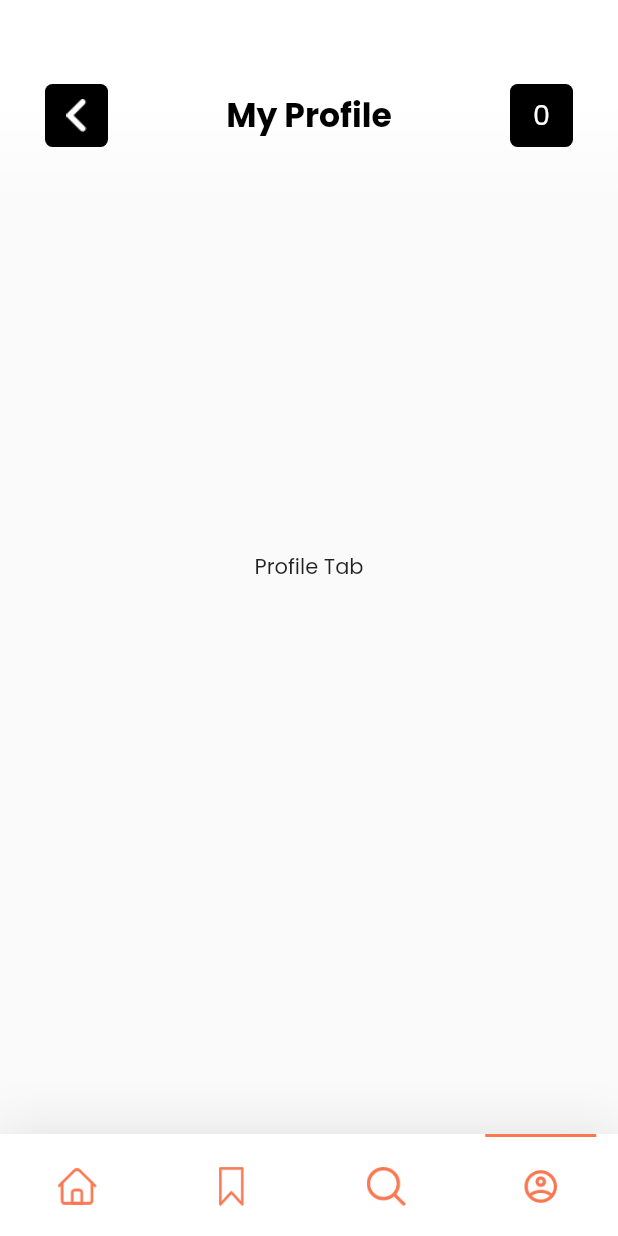
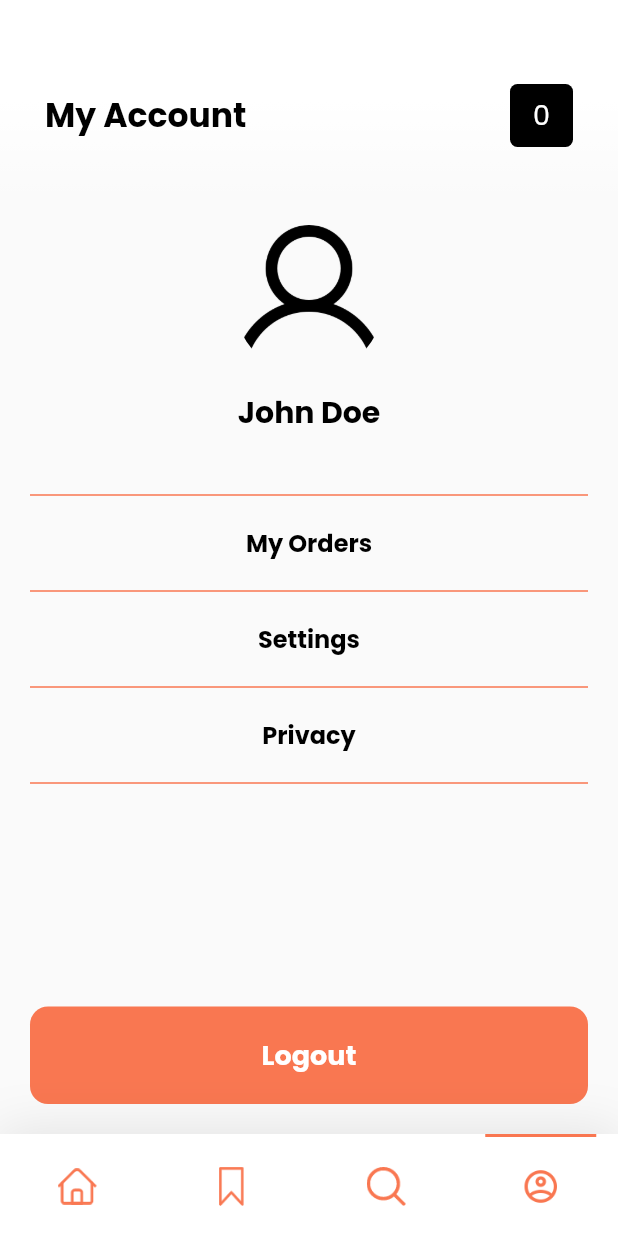
Before and after one commit to iamr-kumar/flutter-shopify, a Flutter app: the screen it shows once a user with an empty profile is signed in, swiped to page 4, on a phone screen of 412 x 824 dp. Run offline on Flutter 3.47's test engine with Material 2 defaults, Android fonts, the phone set to English and light mode, and no system bars; our stand-ins replace cloud_firestore, firebase_auth, firebase_core, google_fonts; accounts and stored records are empty.

Commit message:
dev: profile page added

```diff
--- a/lib/tabs/profile_tab.dart
+++ b/lib/tabs/profile_tab.dart
@@ -1,17 +1,76 @@
+import 'package:firebase_auth/firebase_auth.dart';
 import 'package:flutter/material.dart';
+
 import 'package:shopify/widgets/custom_action_bar.dart';
+import 'package:shopify/widgets/profile_column.dart';
 
 class ProfileTab extends StatelessWidget {
   @override
   Widget build(BuildContext context) {
     return Stack(
       children: [
-        Center(
-          child: Text('Profile Tab'),
+        Container(
+          padding: EdgeInsets.symmetric(horizontal: 20),
+          width: double.infinity,
+          child:
+              Column(crossAxisAlignment: CrossAxisAlignment.center, children: [
+            SizedBox(
+              height: 150,
+            ),
+            CircleAvatar(
+              radius: 50,
+              backgroundImage: AssetImage("assets/images/user.png"),
+              backgroundColor: Colors.transparent,
+            ),
+            Container(
+              margin: EdgeInsets.symmetric(vertical: 10, horizontal: 15),
+              child: Text(
+                "John Doe",
+                style: TextStyle(
+                    color: Colors.black,
+                    fontSize: 20,
+                    fontWeight: FontWeight.bold),
+              ),
+            ),
+            SizedBox(height: 20),
+            Divider(
+              color: Theme.of(context).accentColor,
+              thickness: 1,
+              height: 20,
+            ),
+            ProfileColumn("My Orders"),
+            ProfileColumn("Settings"),
+            ProfileColumn("Privacy"),
+          ]),
+        ),
+        Positioned(
+          bottom: 20,
+          left: 0,
+          right: 0,
+          child: GestureDetector(
+            onTap: () {
+              FirebaseAuth.instance.signOut();
+            },
+            child: Container(
+                margin: EdgeInsets.symmetric(horizontal: 20),
+                height: 65,
+                width: double.infinity,
+                alignment: Alignment.center,
+                decoration: BoxDecoration(
+                    color: Theme.of(context).accentColor,
+                    borderRadius: BorderRadius.circular(12)),
+                child: Text(
+                  'Logout',
+                  style: TextStyle(
+                      color: Colors.white,
+                      fontWeight: FontWeight.bold,
+                      fontSize: 18),
+                )),
+          ),
         ),
         CustomActionBar(
-          title: "My Profile",
-          hasBackArrow: true,
+          hasBackArrow: false,
+          title: "My Account",
         )
       ],
     );
--- /dev/null
+++ b/lib/widgets/profile_column.dart
@@ -0,0 +1,29 @@
+import 'package:flutter/material.dart';
+import 'package:shopify/constants/Constants.dart';
+
+class ProfileColumn extends StatelessWidget {
+  final String text;
+
+  ProfileColumn(this.text);
+
+  @override
+  Widget build(BuildContext context) {
+    return Container(
+      width: double.infinity,
+      child: Column(
+        children: [
+          Container(
+              padding: const EdgeInsets.symmetric(vertical: 10),
+              width: double.infinity,
+              alignment: Alignment.center,
+              child: Text(text, style: Constants.regularDarkText)),
+          Divider(
+            color: Theme.of(context).accentColor,
+            thickness: 1,
+            height: 20,
+          ),
+        ],
+      ),
+    );
+  }
+}
```
Also changed, not shown: assets/images/user.png (added).
